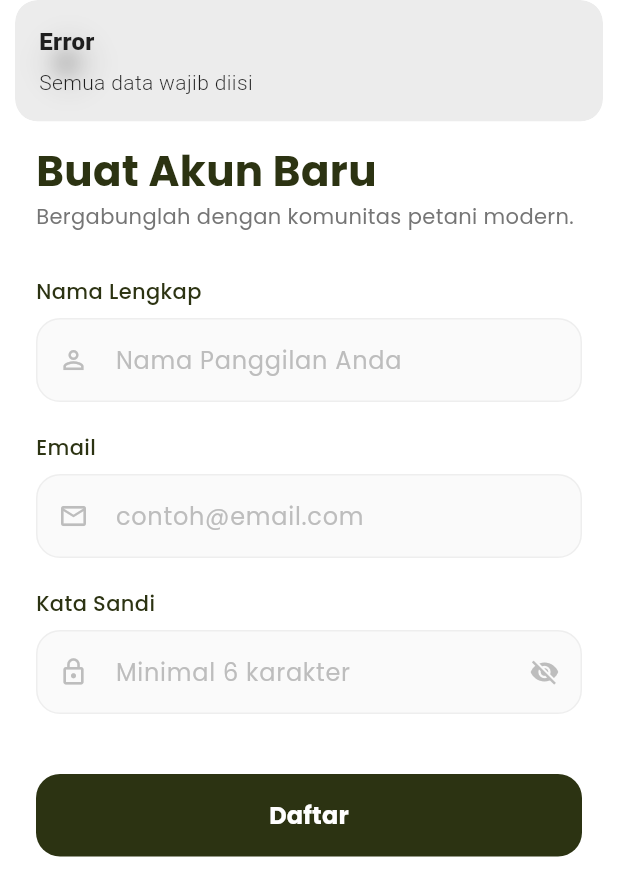
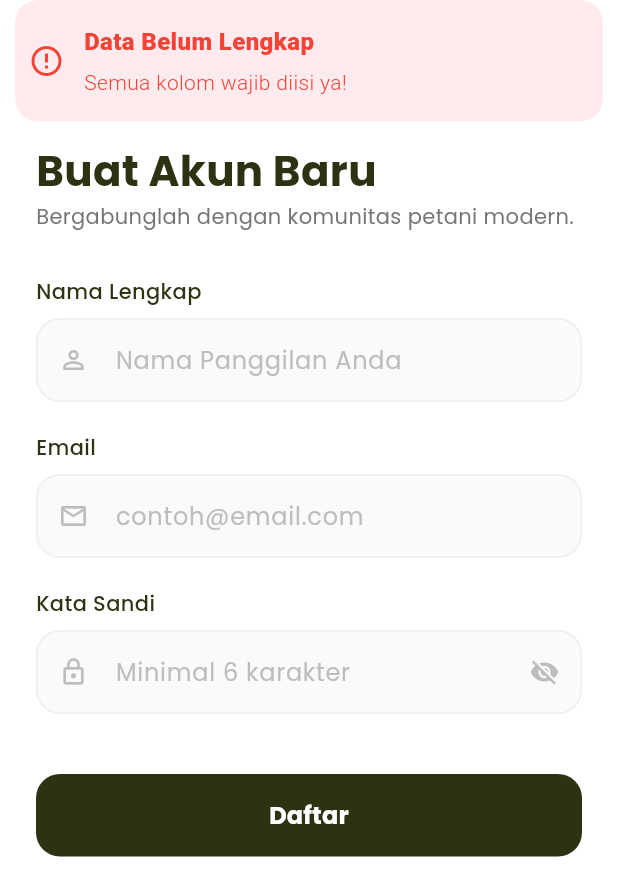
Before and after one commit to LintangNov/SiagaTani, a Flutter app: the RegisterScreen screen opened directly, after a tap on "Daftar", on a phone screen of 412 x 824 dp. Shown: the top 896 px of the screen. Run offline on Flutter 3.47's test engine with Material 3 defaults, Android fonts, the light colour scheme and no system bars; our stand-ins replace cloud_firestore, firebase_auth, firebase_core, flutter_dotenv, flutter_map, geocoding and 6 more; accounts and stored records are empty.

Commit message:
update safety data

```diff
--- a/lib/main.dart
+++ b/lib/main.dart
@@ -1,16 +1,20 @@
 import 'package:flutter/material.dart';
 import 'package:firebase_core/firebase_core.dart';
 import 'package:get/get.dart';
-import 'controllers/auth_controller.dart'; // Import controller
+import 'package:flutter_dotenv/flutter_dotenv.dart'; // 1. Import ini
+import 'controllers/auth_controller.dart';
 import 'firebase_options.dart';
 
 void main() async {
   WidgetsFlutterBinding.ensureInitialized();
+
+  // 2. Load .env
+  await dotenv.load(fileName: ".env");
+
   await Firebase.initializeApp(
     options: DefaultFirebaseOptions.currentPlatform,
   );
 
-  // REGISTER CONTROLLER DI SINI
   Get.put(AuthController());
 
   runApp(const MyApp());
--- a/lib/services/weather_service.dart
+++ b/lib/services/weather_service.dart
@@ -1,14 +1,20 @@
 import 'dart:convert';
 import 'package:http/http.dart' as http;
+import 'package:flutter_dotenv/flutter_dotenv.dart'; // Import ini
 import '../models/weather_model.dart';
 
 class WeatherService {
-  // ⚠️ PENTING: Ganti dengan API Key asli kamu dari OpenWeatherMap
-  final String apiKey = "be1b98742e8451e566f9e11d69bf974a";
+  // Panggil dari .env. Jika tidak ada, kembalikan string kosong (biar gak error null)
+  final String apiKey = dotenv.env['OPENWEATHER_API_KEY'] ?? '';
 
   final String baseUrl = "https://api.openweathermap.org/data/2.5/weather";
 
   Future<WeatherModel> getWeatherByLocation(double lat, double lng) async {
+    // Validasi kecil biar dev tau kalau lupa bikin .env
+    if (apiKey.isEmpty) {
+      throw Exception("API Key tidak ditemukan. Pastikan file .env sudah dibuat!");
+    }
+
     final Uri url = Uri.parse('$baseUrl?lat=$lat&lon=$lng&appid=$apiKey&units=metric&lang=id');
 
     try {
--- a/lib/view/register_screen.dart
+++ b/lib/view/register_screen.dart
@@ -99,15 +99,49 @@ class _RegisterScreenState extends State<RegisterScreen> {
                   onPressed: authController.isLoading.value
                       ? null
                       : () {
-                          if (nameCtrl.text.isEmpty || emailCtrl.text.isEmpty || passCtrl.text.isEmpty) {
-                            Get.snackbar("Error", "Semua data wajib diisi");
+                          // Ambil text dan bersihkan spasi di awal/akhir
+                          String name = nameCtrl.text.trim();
+                          String email = emailCtrl.text.trim();
+                          String pass = passCtrl.text.trim();
+
+                          // 1. VALIDASI: Data Kosong
+                          if (name.isEmpty || email.isEmpty || pass.isEmpty) {
+                            Get.snackbar(
+                              "Data Belum Lengkap",
+                              "Semua kolom wajib diisi ya!",
+                              backgroundColor: Colors.red.shade50,
+                              colorText: Colors.red,
+                              icon: const Icon(Icons.error_outline, color: Colors.red),
+                            );
+                            return; // Stop, jangan lanjut
+                          }
+
+                          // 2. VALIDASI: Format Email (Pakai GetUtils)
+                          if (!GetUtils.isEmail(email)) {
+                            Get.snackbar(
+                              "Email Tidak Valid",
+                              "Coba cek lagi emailnya (contoh: nama@email.com)",
+                              backgroundColor: Colors.orange.shade50,
+                              colorText: Colors.orange.shade900,
+                              icon: const Icon(Icons.alternate_email, color: Colors.orange),
+                            );
                             return;
                           }
-                          authController.register(
-                            nameCtrl.text.trim(),
-                            emailCtrl.text.trim(),
-                            passCtrl.text.trim()
-                          );
+
+                          // 3. VALIDASI: Password (Firebase wajib minimal 6 karakter)
+                          if (pass.length < 6) {
+                            Get.snackbar(
+                              "Password Lemah",
+                              "Kata sandi minimal harus 6 karakter.",
+                              backgroundColor: Colors.orange.shade50,
+                              colorText: Colors.orange.shade900,
+                              icon: const Icon(Icons.lock_outline, color: Colors.orange),
+                            );
+                            return;
+                          }
+
+                          // Kalau semua lolos, baru panggil controller
+                          authController.register(name, email, pass);
                         },
                   style: ElevatedButton.styleFrom(
                     backgroundColor: const Color(0xFF2C3312),
--- a/pubspec.yaml
+++ b/pubspec.yaml
@@ -48,6 +48,7 @@ dependencies:
   firebase_auth: ^6.1.2
   google_sign_in: ^6.2.1
   http: ^1.6.0
+  flutter_dotenv: ^6.0.0
 
 dev_dependencies:
   flutter_test:
@@ -74,6 +75,7 @@ flutter:
   # To add assets to your application, add an assets section, like this:
   assets:
     - assets/images/
+    - .env
   #   - images/a_dot_burr.jpeg
   #   - images/a_dot_ham.jpeg
 
```
Also changed, not shown: pubspec.lock, 1 other file.
